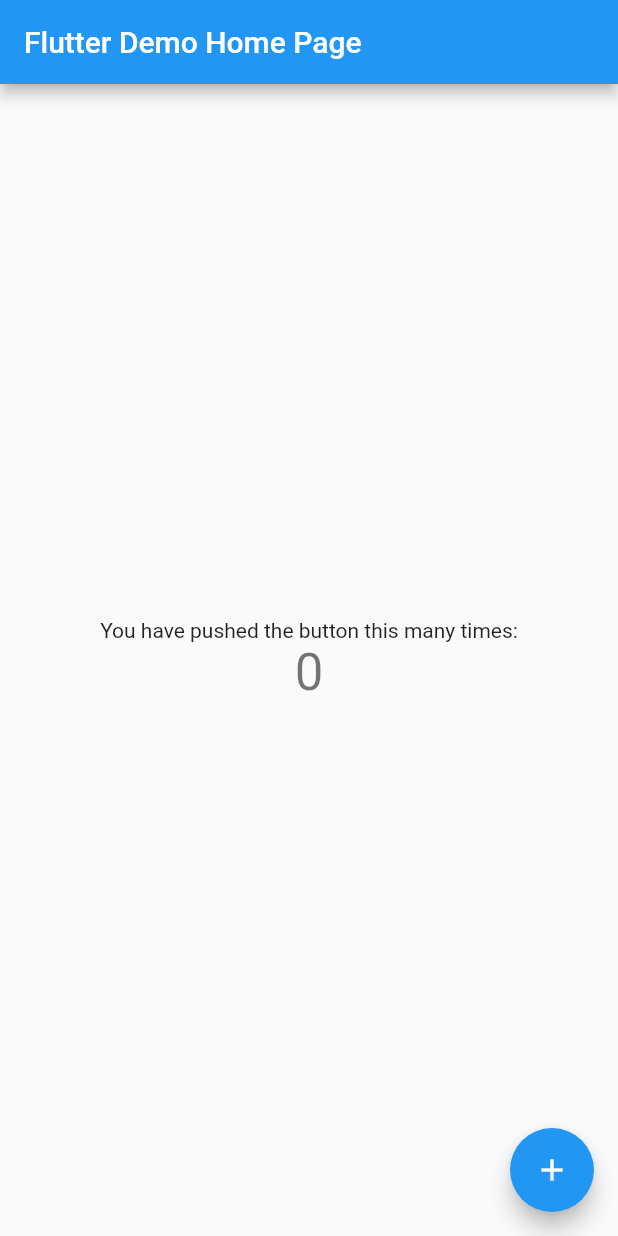
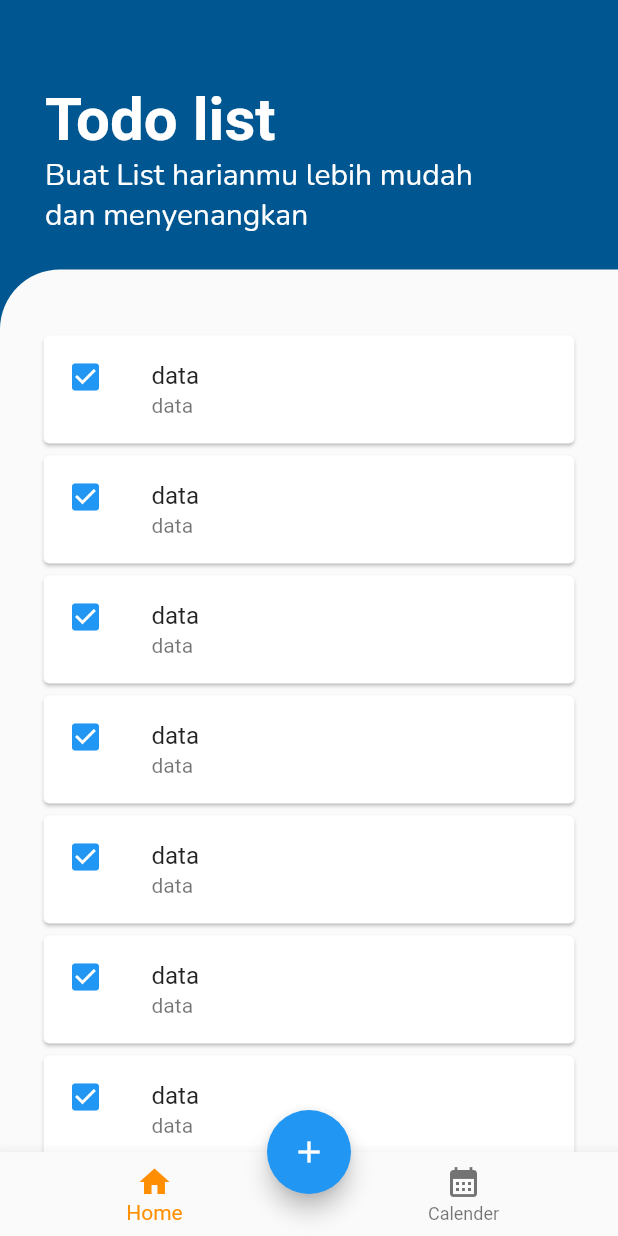
Before and after one commit to HgRayhan08/todo_list_app, a Flutter app: the screen it shows after launch, on a phone screen of 412 x 824 dp. Run offline on Flutter 3.47's test engine with Material 2 defaults, Android fonts, the phone set to English and light mode, and no system bars; our stand-ins replace google_fonts, table_calendar.

Commit message:
membuat halaman kalender dan membuat contoh btn todo

```diff
--- a/lib/main.dart
+++ b/lib/main.dart
@@ -1,4 +1,5 @@
 import 'package:flutter/material.dart';
+import 'package:todo_list_app/screen/bottom_navigasi_bar_screen.dart';
 
 void main() {
   runApp(const MyApp());
@@ -7,109 +8,10 @@ void main() {
 class MyApp extends StatelessWidget {
   const MyApp({super.key});
 
-  // This widget is the root of your application.
   @override
   Widget build(BuildContext context) {
-    return MaterialApp(
-      title: 'Flutter Demo',
-      theme: ThemeData(
-        // This is the theme of your application.
-        //
-        // Try running your application with "flutter run". You'll see the
-        // application has a blue toolbar. Then, without quitting the app, try
-        // changing the primarySwatch below to Colors.green and then invoke
-        // "hot reload" (press "r" in the console where you ran "flutter run",
-        // or simply save your changes to "hot reload" in a Flutter IDE).
-        // Notice that the counter didn't reset back to zero; the application
-        // is not restarted.
-        primarySwatch: Colors.blue,
-      ),
-      home: const MyHomePage(title: 'Flutter Demo Home Page'),
+    return const MaterialApp(
+      home: BottomNavigasiBar(),
     );
   }
 }
-
-class MyHomePage extends StatefulWidget {
-  const MyHomePage({super.key, required this.title});
-
-  // This widget is the home page of your application. It is stateful, meaning
-  // that it has a State object (defined below) that contains fields that affect
-  // how it looks.
-
-  // This class is the configuration for the state. It holds the values (in this
-  // case the title) provided by the parent (in this case the App widget) and
-  // used by the build method of the State. Fields in a Widget subclass are
-  // always marked "final".
-
-  final String title;
-
-  @override
-  State<MyHomePage> createState() => _MyHomePageState();
-}
-
-class _MyHomePageState extends State<MyHomePage> {
-  int _counter = 0;
-
-  void _incrementCounter() {
-    setState(() {
-      // This call to setState tells the Flutter framework that something has
-      // changed in this State, which causes it to rerun the build method below
-      // so that the display can reflect the updated values. If we changed
-      // _counter without calling setState(), then the build method would not be
-      // called again, and so nothing would appear to happen.
-      _counter++;
-    });
-  }
-
-  @override
-  Widget build(BuildContext context) {
-    // This method is rerun every time setState is called, for instance as done
-    // by the _incrementCounter method above.
-    //
-    // The Flutter framework has been optimized to make rerunning build methods
-    // fast, so that you can just rebuild anything that needs updating rather
-    // than having to individually change instances of widgets.
-    return Scaffold(
-      appBar: AppBar(
-        // Here we take the value from the MyHomePage object that was created by
-        // the App.build method, and use it to set our appbar title.
-        title: Text(widget.title),
-      ),
-      body: Center(
-        // Center is a layout widget. It takes a single child and positions it
-        // in the middle of the parent.
-        child: Column(
-          // Column is also a layout widget. It takes a list of children and
-          // arranges them vertically. By default, it sizes itself to fit its
-          // children horizontally, and tries to be as tall as its parent.
-          //
-          // Invoke "debug painting" (press "p" in the console, choose the
-          // "Toggle Debug Paint" action from the Flutter Inspector in Android
-          // Studio, or the "Toggle Debug Paint" command in Visual Studio Code)
-          // to see the wireframe for each widget.
-          //
-          // Column has various properties to control how it sizes itself and
-          // how it positions its children. Here we use mainAxisAlignment to
-          // center the children vertically; the main axis here is the vertical
-          // axis because Columns are vertical (the cross axis would be
-          // horizontal).
-          mainAxisAlignment: MainAxisAlignment.center,
-          children: <Widget>[
-            const Text(
-              'You have pushed the button this many times:',
-            ),
-            Text(
-              '$_counter',
-              style: Theme.of(context).textTheme.headlineMedium,
-            ),
-          ],
-        ),
-      ),
-      floatingActionButton: FloatingActionButton(
-        onPressed: _incrementCounter,
-        tooltip: 'Increment',
-        child: const Icon(Icons.add),
-      ), // This trailing comma makes auto-formatting nicer for build methods.
-    );
-  }
-}
--- a/lib/screen/all_Screen/calender_screen.dart
+++ b/lib/screen/all_Screen/calender_screen.dart
@@ -0,0 +1,27 @@
+import 'package:flutter/material.dart';
+import 'package:flutter/src/widgets/framework.dart';
+import 'package:flutter/src/widgets/placeholder.dart';
+import 'package:table_calendar/table_calendar.dart';
+
+class CalenderScreen extends StatefulWidget {
+  const CalenderScreen({super.key});
+
+  @override
+  State<CalenderScreen> createState() => _CalenderScreenState();
+}
+
+class _CalenderScreenState extends State<CalenderScreen> {
+  @override
+  Widget build(BuildContext context) {
+    return Scaffold(
+      appBar: AppBar(),
+      body: Container(
+        child: TableCalendar(
+          firstDay: DateTime.utc(2010, 10, 16),
+          lastDay: DateTime.utc(2030, 3, 14),
+          focusedDay: DateTime.now(),
+        ),
+      ),
+    );
+  }
+}
--- a/lib/screen/all_Screen/home_screen.dart
+++ b/lib/screen/all_Screen/home_screen.dart
@@ -0,0 +1,88 @@
+import 'package:flutter/material.dart';
+import 'package:google_fonts/google_fonts.dart';
+import 'package:todo_list_app/style/color_style.dart';
+
+class HomeScreen extends StatelessWidget {
+  const HomeScreen({super.key});
+
+  @override
+  Widget build(BuildContext context) {
+    final mediaQueryHeight = MediaQuery.of(context).size.height;
+    final mediaQueryWidth = MediaQuery.of(context).size.width;
+    var myAppBar = AppBar(
+      backgroundColor: Colors.transparent,
+      elevation: 0,
+    );
+
+    final bodyHeight = mediaQueryHeight -
+        myAppBar.preferredSize.height -
+        MediaQuery.of(context).padding.top;
+
+    return Scaffold(
+      backgroundColor: primary3,
+      appBar: myAppBar,
+      body: SizedBox(
+        width: mediaQueryWidth,
+        height: mediaQueryHeight,
+        child: Stack(
+          children: [
+            Container(
+              width: mediaQueryWidth,
+              height: mediaQueryHeight * 0.3,
+              color: primary3,
+              padding: const EdgeInsets.only(left: 30, right: 30),
+              child: Column(
+                crossAxisAlignment: CrossAxisAlignment.start,
+                children: [
+                  Text(
+                    "Todo list",
+                    style: GoogleFonts.varelaRound(
+                        color: Colors.white,
+                        fontSize: 40,
+                        fontWeight: FontWeight.bold),
+                  ),
+                  Text(
+                    "Buat List harianmu lebih mudah \ndan menyenangkan",
+                    style: GoogleFonts.nunito(
+                      color: Colors.white,
+                      fontSize: 20,
+                    ),
+                  ),
+                ],
+              ),
+            ),
+            Positioned(
+              top: mediaQueryHeight * 0.15,
+              child: Container(
+                width: mediaQueryWidth,
+                height: mediaQueryHeight * 0.8,
+                padding: const EdgeInsets.only(left: 25, right: 25, top: 40),
+                decoration: BoxDecoration(
+                  color: primary1,
+                  borderRadius: const BorderRadius.only(
+                    topLeft: Radius.circular(40),
+                  ),
+                ),
+                child: ListView.builder(
+                  itemCount: 10,
+                  itemBuilder: (context, index) {
+                    return const Card(
+                      child: ListTile(
+                        leading: Icon(
+                          Icons.check_box,
+                          color: Colors.blue,
+                        ),
+                        title: Text("data"),
+                        subtitle: Text("data"),
+                      ),
+                    );
+                  },
+                ),
+              ),
+            ),
+          ],
+        ),
+      ),
+    );
+  }
+}
--- a/lib/screen/bottom_navigasi_bar_screen.dart
+++ b/lib/screen/bottom_navigasi_bar_screen.dart
@@ -0,0 +1,55 @@
+import 'package:flutter/material.dart';
+import 'package:todo_list_app/screen/all_Screen/calender_screen.dart';
+import 'package:todo_list_app/screen/all_Screen/home_screen.dart';
+
+class BottomNavigasiBar extends StatefulWidget {
+  const BottomNavigasiBar({super.key});
+
+  @override
+  State<BottomNavigasiBar> createState() => _BottomNavigasiBarState();
+}
+
+class _BottomNavigasiBarState extends State<BottomNavigasiBar> {
+  int _selectedIndex = 0;
+  static const TextStyle optionStyle =
+      TextStyle(fontSize: 30, fontWeight: FontWeight.bold);
+  static const List<Widget> _widgetOptions = <Widget>[
+    HomeScreen(),
+    CalenderScreen(),
+  ];
+
+  void _onItemTapped(int index) {
+    setState(() {
+      _selectedIndex = index;
+    });
+  }
+
+  @override
+  Widget build(BuildContext context) {
+    return Scaffold(
+      body: Center(
+        child: _widgetOptions.elementAt(_selectedIndex),
+      ),
+      floatingActionButtonLocation: FloatingActionButtonLocation.centerDocked,
+      floatingActionButton: FloatingActionButton(
+        onPressed: () {},
+        child: const Icon(Icons.add),
+      ),
+      bottomNavigationBar: BottomNavigationBar(
+        items: const <BottomNavigationBarItem>[
+          BottomNavigationBarItem(
+            icon: Icon(Icons.home),
+            label: 'Home',
+          ),
+          BottomNavigationBarItem(
+            icon: Icon(Icons.calendar_month),
+            label: 'Calender',
+          ),
+        ],
+        currentIndex: _selectedIndex,
+        selectedItemColor: Colors.amber[800],
+        onTap: _onItemTapped,
+      ),
+    );
+  }
+}
--- a/lib/style/color_style.dart
+++ b/lib/style/color_style.dart
@@ -1,7 +1,7 @@
 import 'package:flutter/material.dart';
 
-Color primary1 = const Color(0xffE7F6F2);
-Color primary2 = const Color(0xffA5C9CA);
-Color primary3 = const Color(0xff557B83);
-Color primary4 = const Color(0xff395B64);
+Color primary1 = const Color(0xffFAFAFA);
+Color primary2 = const Color(0xffE8F1F5);
+Color primary3 = const Color(0xff005691);
+Color primary4 = const Color(0xff004A7C);
 Color btnAdd = const Color(0xff68D051);
```
Also changed, not shown: pubspec.yaml (+4 -5 lines), pubspec.lock, 1 other file.
